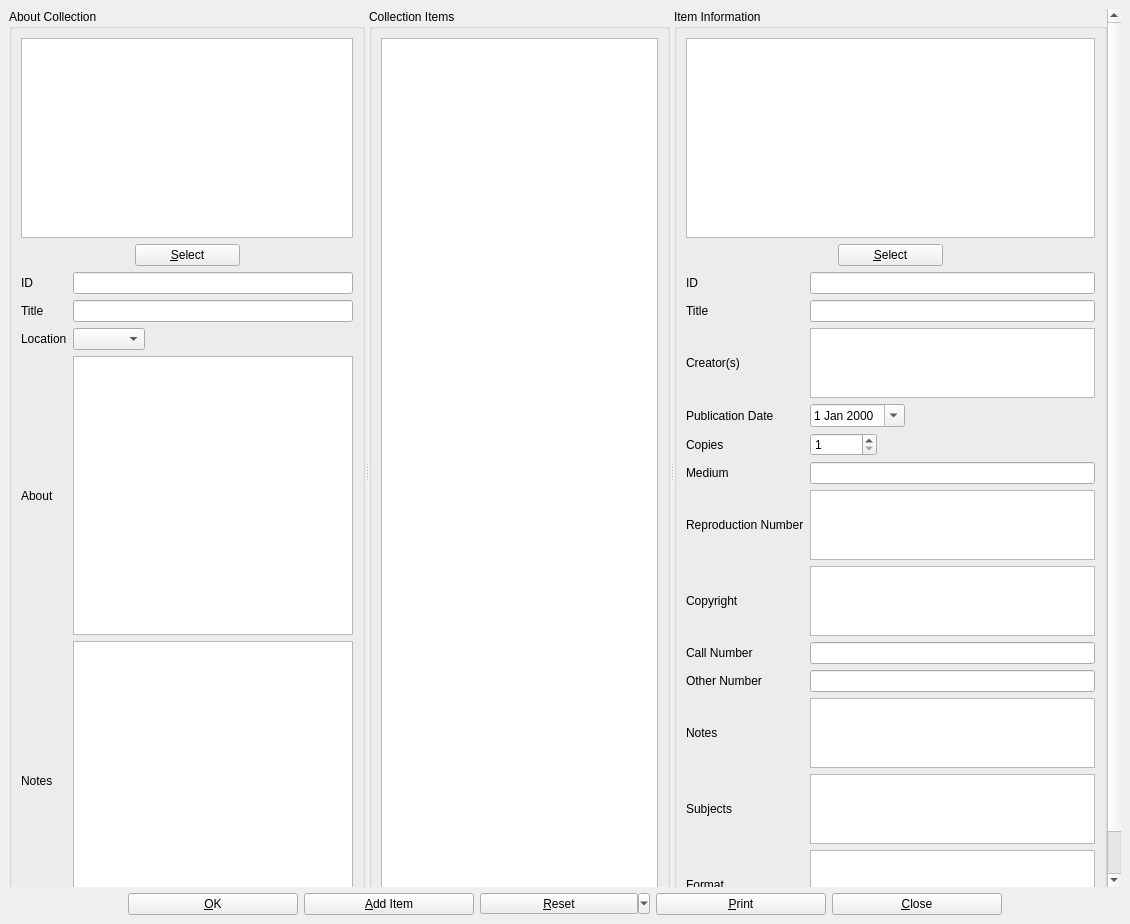
The window that photographinfo.ui (textbrowser/biblioteq) describes before a commit, drawn with Qt 5.
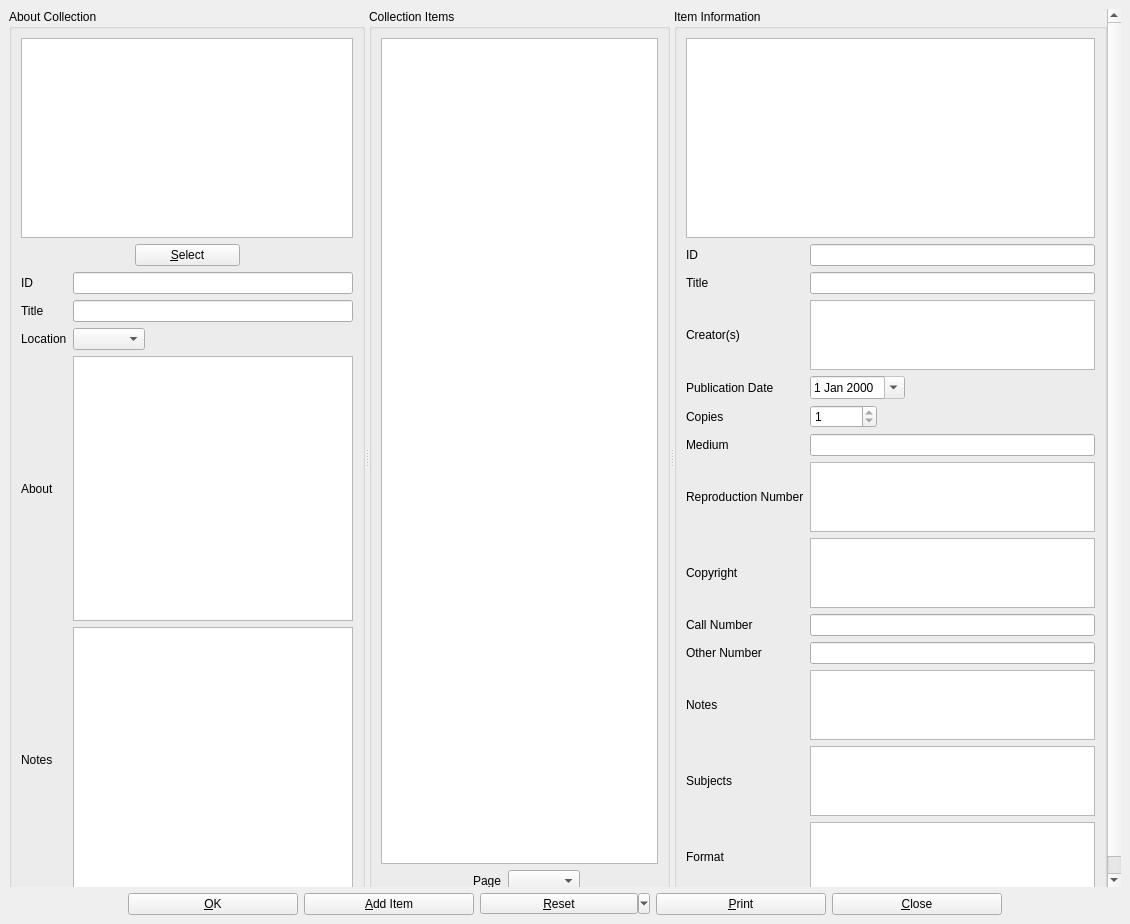
The same window after the commit. Icons and pictures are not drawn. Custom widgets are drawn as their Qt base class.

The edit to the form file:
```diff
--- a/photographinfo.ui
+++ b/photographinfo.ui
@@ -31,9 +31,9 @@
        <property name="geometry">
         <rect>
          <x>0</x>
-         <y>0</y>
+         <y>-159</y>
          <width>1091</width>
-         <height>1092</height>
+         <height>1014</height>
         </rect>
        </property>
        <layout class="QVBoxLayout" name="verticalLayout_2">
@@ -279,53 +279,6 @@
               </property>
              </widget>
             </item>
-            <item>
-             <layout class="QHBoxLayout" name="_5">
-              <item>
-               <spacer>
-                <property name="orientation">
-                 <enum>Qt::Horizontal</enum>
-                </property>
-                <property name="sizeHint" stdset="0">
-                 <size>
-                  <width>40</width>
-                  <height>20</height>
-                 </size>
-                </property>
-               </spacer>
-              </item>
-              <item>
-               <widget class="QPushButton" name="select_image_item">
-                <property name="minimumSize">
-                 <size>
-                  <width>105</width>
-                  <height>0</height>
-                 </size>
-                </property>
-                <property name="text">
-                 <string>&amp;Select</string>
-                </property>
-                <property name="icon">
-                 <iconset>
-                  <normaloff>icons.d/16x16/fileopen.png</normaloff>icons.d/16x16/fileopen.png</iconset>
-                </property>
-               </widget>
-              </item>
-              <item>
-               <spacer>
-                <property name="orientation">
-                 <enum>Qt::Horizontal</enum>
-                </property>
-                <property name="sizeHint" stdset="0">
-                 <size>
-                  <width>40</width>
-                  <height>20</height>
-                 </size>
-                </property>
-               </spacer>
-              </item>
-             </layout>
-            </item>
             <item>
              <layout class="QGridLayout" name="gridLayout_2">
               <item row="2" column="0">
@@ -339,6 +292,9 @@
                <layout class="QHBoxLayout" name="_3">
                 <item>
                  <widget class="QDateEdit" name="publication_date">
+                  <property name="readOnly">
+                   <bool>true</bool>
+                  </property>
                   <property name="calendarPopup">
                    <bool>true</bool>
                   </property>
@@ -368,6 +324,9 @@
               </item>
               <item row="7" column="1">
                <widget class="QTextEdit" name="copyright_item">
+                <property name="readOnly">
+                 <bool>true</bool>
+                </property>
                 <property name="acceptRichText">
                  <bool>false</bool>
                 </property>
@@ -385,6 +344,9 @@
                 <property name="maxLength">
                  <number>64</number>
                 </property>
+                <property name="readOnly">
+                 <bool>true</bool>
+                </property>
                </widget>
               </item>
               <item row="9" column="0">
@@ -396,6 +358,9 @@
               </item>
               <item row="6" column="1">
                <widget class="QTextEdit" name="reproduction_number_item">
+                <property name="readOnly">
+                 <bool>true</bool>
+                </property>
                 <property name="acceptRichText">
                  <bool>false</bool>
                 </property>
@@ -430,10 +395,17 @@
                </widget>
               </item>
               <item row="1" column="1">
-               <widget class="QLineEdit" name="title_item"/>
+               <widget class="QLineEdit" name="title_item">
+                <property name="readOnly">
+                 <bool>true</bool>
+                </property>
+               </widget>
               </item>
               <item row="10" column="1">
                <widget class="QTextEdit" name="notes_item">
+                <property name="readOnly">
+                 <bool>true</bool>
+                </property>
                 <property name="acceptRichText">
                  <bool>false</bool>
                 </property>
@@ -447,7 +419,11 @@
                </widget>
               </item>
               <item row="5" column="1">
-               <widget class="QLineEdit" name="medium_item"/>
+               <widget class="QLineEdit" name="medium_item">
+                <property name="readOnly">
+                 <bool>true</bool>
+                </property>
+               </widget>
               </item>
               <item row="3" column="0">
                <widget class="QLabel" name="label_13">
@@ -468,6 +444,9 @@
                 <property name="maxLength">
                  <number>64</number>
                 </property>
+                <property name="readOnly">
+                 <bool>true</bool>
+                </property>
                </widget>
               </item>
               <item row="4" column="0">
@@ -481,6 +460,9 @@
                <layout class="QHBoxLayout" name="horizontalLayout">
                 <item>
                  <widget class="QSpinBox" name="quantity">
+                  <property name="readOnly">
+                   <bool>true</bool>
+                  </property>
                   <property name="minimum">
                    <number>1</number>
                   </property>
@@ -512,12 +494,16 @@
                </widget>
               </item>
               <item row="0" column="1">
-               <widget class="QLineEdit" name="id_item"/>
+               <widget class="QLineEdit" name="id_item">
+                <property name="readOnly">
+                 <bool>true</bool>
+                </property>
+               </widget>
               </item>
               <item row="2" column="1">
                <widget class="QTextEdit" name="creators_item">
                 <property name="readOnly">
-                 <bool>false</bool>
+                 <bool>true</bool>
                 </property>
                 <property name="textInteractionFlags">
                  <set>Qt::LinksAccessibleByKeyboard|Qt::LinksAccessibleByMouse|Qt::TextBrowserInteraction|Qt::TextEditable|Qt::TextEditorInteraction|Qt::TextSelectableByKeyboard|Qt::TextSelectableByMouse</set>
@@ -527,7 +513,7 @@
               <item row="11" column="1">
                <widget class="QTextEdit" name="subjects_item">
                 <property name="readOnly">
-                 <bool>false</bool>
+                 <bool>true</bool>
                 </property>
                 <property name="textInteractionFlags">
                  <set>Qt::LinksAccessibleByKeyboard|Qt::LinksAccessibleByMouse|Qt::TextBrowserInteraction|Qt::TextEditable|Qt::TextEditorInteraction|Qt::TextSelectableByKeyboard|Qt::TextSelectableByMouse</set>
@@ -537,7 +523,7 @@
               <item row="12" column="1">
                <widget class="QTextEdit" name="format_item">
                 <property name="readOnly">
-                 <bool>false</bool>
+                 <bool>true</bool>
                 </property>
                 <property name="textInteractionFlags">
                  <set>Qt::LinksAccessibleByKeyboard|Qt::LinksAccessibleByMouse|Qt::TextBrowserInteraction|Qt::TextEditable|Qt::TextEditorInteraction|Qt::TextSelectableByKeyboard|Qt::TextSelectableByMouse</set>
```
Left out of the diff: 7 changed lines with no effect on the pictures.
